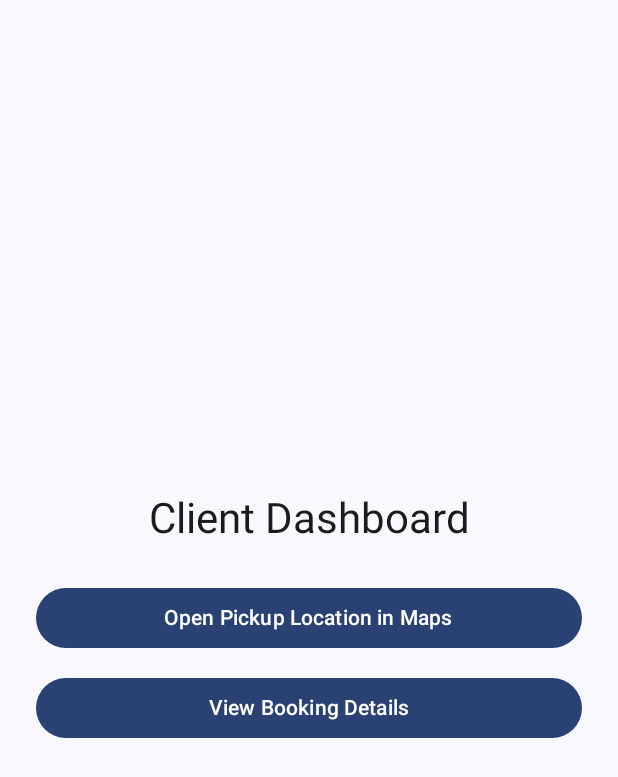
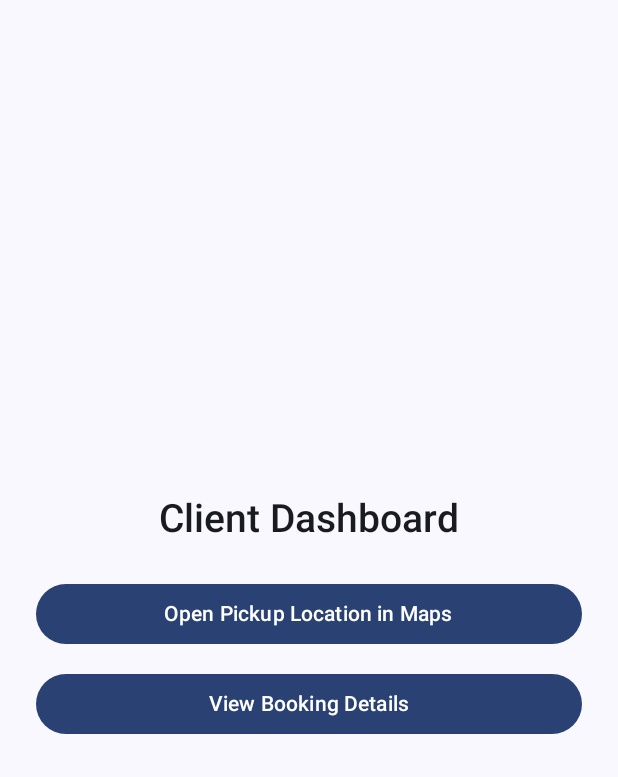
Before and after one commit to ProsperMunachimso/TruckFlow-App, an Android app built with Jetpack Compose: the screen it shows after launch (MainActivity), after a tap on "Continue as Client", on a phone screen of 412 x 824 dp. Shown: the top 777 px of the screen. Run offline under Robolectric (Android 15) with nearby library versions, the phone set to English and light mode, and no system bars.

Commit message:
Defined custom typography styles for consistent text formatting

```diff
--- a/app/src/main/java/com/griffith/truckflowapp/ui/theme/Type.kt
+++ b/app/src/main/java/com/griffith/truckflowapp/ui/theme/Type.kt
@@ -1,34 +1,69 @@
+
 package com.griffith.truckflowapp.ui.theme
 
 import androidx.compose.material3.Typography
 import androidx.compose.ui.text.TextStyle
-import androidx.compose.ui.text.font.FontFamily
 import androidx.compose.ui.text.font.FontWeight
 import androidx.compose.ui.unit.sp
 
-// Set of Material typography styles to start with
+// Defines the text styles used throughout TruckFlow.
+// Using shared styles keeps text sizes and weights consistent across different screens.
 val Typography = Typography(
+
+    // Large headings used for main screen titles.
+    headlineLarge = TextStyle(
+        fontWeight = FontWeight.Bold,
+        fontSize = 32.sp,
+        lineHeight = 40.sp,
+        letterSpacing = 0.sp
+    ),
+
+    // Medium headings for sections within a screen.
+    headlineMedium = TextStyle(
+        fontWeight = FontWeight.SemiBold,
+        fontSize = 26.sp,
+        lineHeight = 34.sp,
+        letterSpacing = 0.sp
+    ),
+
+    // Titles for cards and important information,
+    // such as truck names and booking details.
+    titleLarge = TextStyle(
+        fontWeight = FontWeight.SemiBold,
+        fontSize = 22.sp,
+        lineHeight = 28.sp,
+        letterSpacing = 0.sp
+    ),
+
+    // Smaller titles used for labels and subsections.
+    titleMedium = TextStyle(
+        fontWeight = FontWeight.Medium,
+        fontSize = 16.sp,
+        lineHeight = 24.sp,
+        letterSpacing = 0.15.sp
+    ),
+
+    // Main text used for descriptions and general content.
     bodyLarge = TextStyle(
-        fontFamily = FontFamily.Default,
         fontWeight = FontWeight.Normal,
         fontSize = 16.sp,
         lineHeight = 24.sp,
         letterSpacing = 0.5.sp
+    ),
+
+    // Smaller text used for secondary information.
+    bodyMedium = TextStyle(
+        fontWeight = FontWeight.Normal,
+        fontSize = 14.sp,
+        lineHeight = 20.sp,
+        letterSpacing = 0.25.sp
+    ),
+
+    // Text style for buttons and other important labels.
+    labelLarge = TextStyle(
+        fontWeight = FontWeight.SemiBold,
+        fontSize = 14.sp,
+        lineHeight = 20.sp,
+        letterSpacing = 0.1.sp
     )
-    /* Other default text styles to override
-    titleLarge = TextStyle(
-        fontFamily = FontFamily.Default,
-        fontWeight = FontWeight.Normal,
-        fontSize = 22.sp,
-        lineHeight = 28.sp,
-        letterSpacing = 0.sp
-    ),
-    labelSmall = TextStyle(
-        fontFamily = FontFamily.Default,
-        fontWeight = FontWeight.Medium,
-        fontSize = 11.sp,
-        lineHeight = 16.sp,
-        letterSpacing = 0.5.sp
-    )
-    */
 )
```
